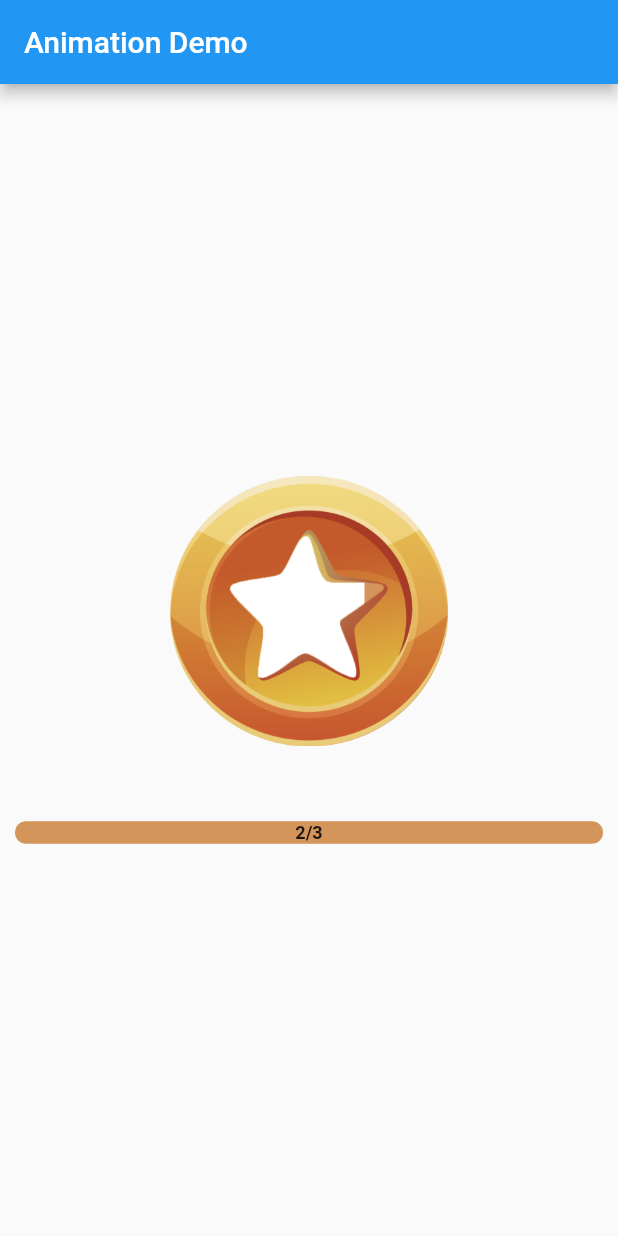
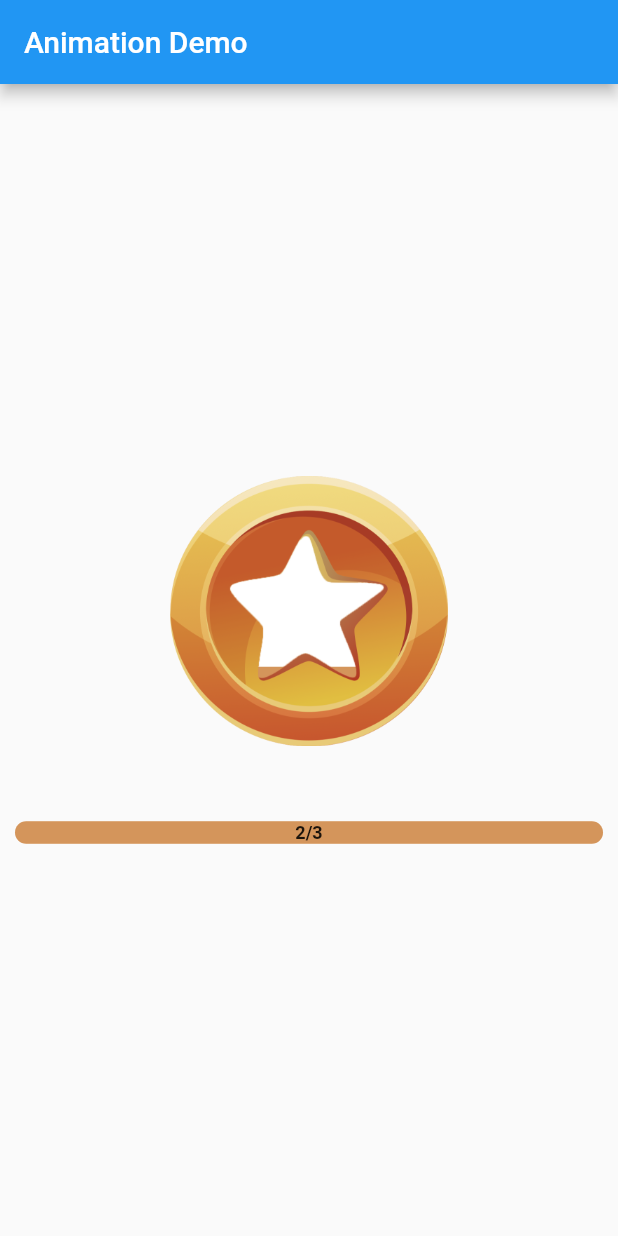
Before and after one commit to coderzvisiontech/badge, a Flutter app: the MyAnimPage screen opened directly, on a phone screen of 412 x 824 dp. Run offline on Flutter 3.47's test engine with Material 2 defaults, Android fonts, the phone set to English and light mode, and no system bars; drawn by our look-alikes of percent_indicator; our stand-ins replace rive; missing offline and left inert: flutter_inappwebview.

Commit message:
Changes finished

```diff
--- a/lib/anim.dart
+++ b/lib/anim.dart
@@ -26,9 +26,9 @@ class MyAnimPage extends StatefulWidget {
 }
 
 class _MyAnimPageState extends State<MyAnimPage> with TickerProviderStateMixin {
-  late AnimationController controller,badgeAnimController,flareAnimController;
+  late AnimationController controller, badgeAnimController;
   late Animation colorAnimation, progressAnimation;
-  late Animation<double> sizeAnimation,badgeSizeAnim,flareSizeAnim;
+  late Animation<double> sizeAnimation, badgeSizeAnim;
   late double percent = 0.0;
   late String progress = "";
   bool showProgress = false,
@@ -37,7 +37,6 @@ class _MyAnimPageState extends State<MyAnimPage> with TickerProviderStateMixin {
       showStar = false,
       showContainer = false,
       showSparkle = false;
-
 
   late Timer timer;
 
@@ -48,16 +47,14 @@ class _MyAnimPageState extends State<MyAnimPage> with TickerProviderStateMixin {
   bool _showFlare() {
     return showFlare;
   }
-  bool _showSparkle(){
+
+  bool _showSparkle() {
     return showSparkle;
   }
-
-
 
   bool _show() {
     return showProgress;
   }
-
 
   @override
   void initState() {
@@ -74,24 +71,20 @@ class _MyAnimPageState extends State<MyAnimPage> with TickerProviderStateMixin {
           showFlare = true;
           showSparkle = true;
           badgeAnimController.forward();
-          flareAnimController.forward();
-
         }
       });
     });
 
-    badgeAnimController = AnimationController(vsync: this,duration: const Duration(seconds: 2));
-    badgeSizeAnim = CurvedAnimation(parent: badgeAnimController, curve: Curves.fastLinearToSlowEaseIn);
-
-    flareAnimController = AnimationController(vsync: this,duration: const Duration(seconds: 2));
-    flareSizeAnim = CurvedAnimation(parent: flareAnimController, curve: Curves.easeInToLinear);
+    badgeAnimController =
+        AnimationController(vsync: this, duration: const Duration(seconds: 2));
+    badgeSizeAnim = CurvedAnimation(
+        parent: badgeAnimController, curve: Curves.fastLinearToSlowEaseIn);
 
     Timer(const Duration(seconds: 1), () {
       showStar = true;
       showContainer = true;
       controller.forward();
       showProgress = true;
-
     });
 
     timer = Timer.periodic(const Duration(milliseconds: 55), (timer) {
@@ -129,39 +122,48 @@ class _MyAnimPageState extends State<MyAnimPage> with TickerProviderStateMixin {
             children: <Widget>[
               Visibility(
                 visible: _showFlare(),
-                child: SizeTransition(
-                  sizeFactor: flareSizeAnim,
-                  axisAlignment: 1,
                 child: Image.asset(
                   "assets/images/star_flare1.png",
                   height: 350,
                 ),
-                )
               ),
-
-             Visibility(visible: showContainer,child: Stack(
-               children: [
+              Visibility(
+                visible: showContainer,
+                child:SizedBox(
+              width: 150,
+              height: 150,
+              child: Center(
+                child:  Stack(
+                  alignment: Alignment.center,
+                  children: <Widget>[
                     Container(
-                   width: 130,
-                   height: 130,
+                      width: 150,
+                      height: 150,
                       decoration: const BoxDecoration(
                         shape: BoxShape.circle,
-                     gradient: LinearGradient(
-                       colors: [ Color(0xFFF6D6B7),
+                        gradient: RadialGradient(
+                          colors: [
+                            Color(0xFFD4955B),
                             Color(0xFFD7A06D),
-                         Color(0xFFD4955B)],
-                       begin:Alignment.topLeft,
-                       end: Alignment.bottomRight,
-                       stops: [0.5, 0.0, 0.0], //stops for individual color
+                            Color(0xFFF6D6B7)
+                          ],
+                          radius: 0.98,
+                          focal: Alignment(0.4, 0.9),
+                          tileMode: TileMode.clamp,
+                          /*  begin:Alignment.topLeft,
+                       end: Alignment.bottomRight,*/
+                          stops: [0.38, 0.0, 0.0], //stops for individual color
                         ),
                       ),
                     ),
-                 SizeTransition(
-                   axis: Axis.horizontal,
+                    Positioned(
+                      top: 10,
+                      left: 10,
+                      child: SizeTransition(
+                      axis: Axis.vertical,
                         sizeFactor: sizeAnimation,
                       axisAlignment: 1,
-
-                   child:Padding(padding: const EdgeInsets.all(0),child: Container(
+                      child: Container(
                         width: 120,
                         height: 120,
                         color: Colors.white,
@@ -169,10 +171,10 @@ class _MyAnimPageState extends State<MyAnimPage> with TickerProviderStateMixin {
                     ),
                     ),
                   ],
-             ),),
-
-
-
+                ),
+    ),
+                ),
+              ),
 
               /*Padding(
                 padding: const EdgeInsets.only(top: 0),
@@ -195,7 +197,6 @@ class _MyAnimPageState extends State<MyAnimPage> with TickerProviderStateMixin {
                 ),
               ),*/
 
-
               Visibility(
                 visible: showStar,
                 child: Padding(
@@ -208,19 +209,30 @@ class _MyAnimPageState extends State<MyAnimPage> with TickerProviderStateMixin {
               ),
               Visibility(
                 visible: _showBadge(),
-                child: Padding(padding: const EdgeInsets.only(top: 120.0,),
+                child: Padding(
+                  padding: const EdgeInsets.only(
+                    top: 130.0,
+                  ),
                   child: SizeTransition(
                     sizeFactor: badgeSizeAnim,
                     axis: Axis.horizontal,
                     axisAlignment: 1,
-                    child: Image.asset("assets/images/badge1.png",height: 200,width: 300,),
+                    child: Image.asset(
+                      "assets/images/badge1.png",
+                      height: 200,
+                      width: 300,
+                    ),
                   ),
                 ),
               ),
               Visibility(
                 visible: _showSparkle(),
-                child: Padding(padding: const EdgeInsets.only(bottom: 90,right: 12),
-              child: Image.asset("assets/images/sparkle.png",height: 80,width: 80,
+                child: Padding(
+                  padding: const EdgeInsets.only(bottom: 90, right: 12),
+                  child: Image.asset(
+                    "assets/images/sparkle.png",
+                    height: 80,
+                    width: 80,
                   ),
                 ),
               ),
@@ -228,8 +240,12 @@ class _MyAnimPageState extends State<MyAnimPage> with TickerProviderStateMixin {
           ),
           Visibility(
               visible: _show(),
-              child:
-              Padding(padding: const EdgeInsets.only(top: 50,),child: Align(alignment: Alignment.topCenter,
+              child: Padding(
+                padding: const EdgeInsets.only(
+                  top: 50,
+                ),
+                child: Align(
+                  alignment: Alignment.topCenter,
                   child: LinearPercentIndicator(
                     width: MediaQuery.of(context).size.width,
                     lineHeight: 15.0,
@@ -241,9 +257,11 @@ class _MyAnimPageState extends State<MyAnimPage> with TickerProviderStateMixin {
                     percent: 100 / 100,
                     center: Text(
                       progress,
-                    style: const TextStyle(fontSize: 12.0, fontWeight: FontWeight.bold),
+                      style: const TextStyle(
+                          fontSize: 12.0, fontWeight: FontWeight.bold),
                     ),
-                ),),
+                  ),
+                ),
               )),
 
           /*  Visibility(
@@ -263,7 +281,6 @@ class _MyAnimPageState extends State<MyAnimPage> with TickerProviderStateMixin {
               ),
             ),
           ),*/
-
         ],
       ),
     );
--- a/lib/liquidanim.dart
+++ b/lib/liquidanim.dart
@@ -86,6 +86,7 @@ class _MyLiquidAnimPageState extends State<MyLiquidAnimPage> with TickerProvider
       appBar: AppBar(title: Text('App Bar')),
       body: Container(
 
+        alignment: Alignment.center,
         child: Stack(
 
           children: [
@@ -108,7 +109,7 @@ class _MyLiquidAnimPageState extends State<MyLiquidAnimPage> with TickerProvider
             ),
             SizeTransition(
               axisAlignment: 1,
-              axis: Axis.horizontal,
+              axis: Axis.vertical,
               sizeFactor: _expandAnimation,
               child: Container(
                 width: 200,
```
Lines whose indentation alone changed are shown as unchanged.
